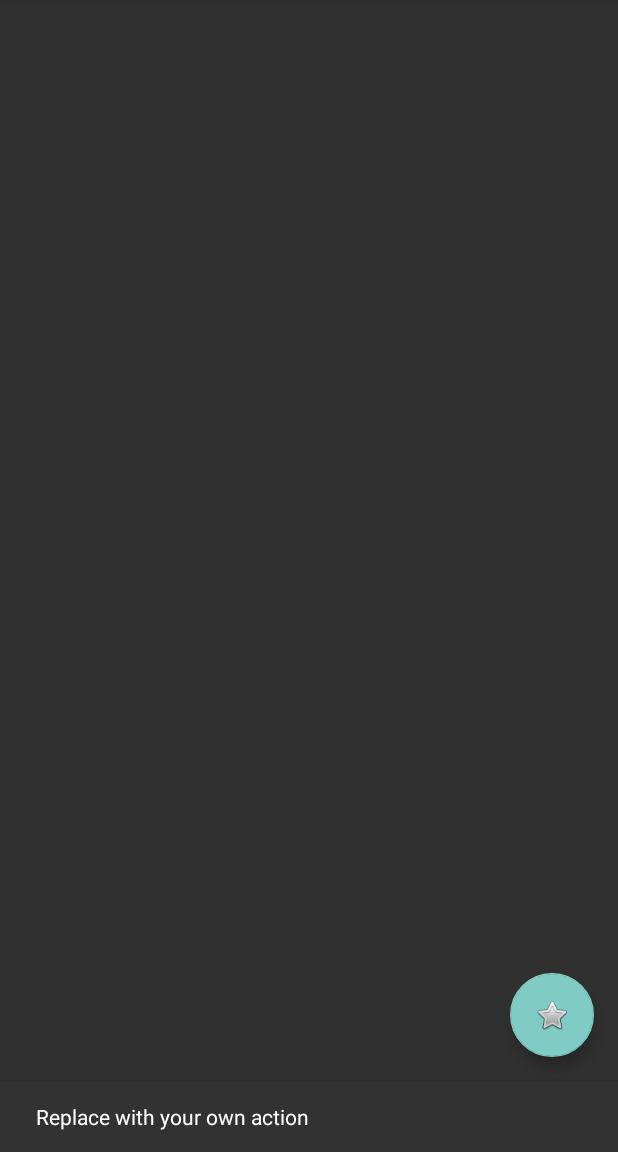
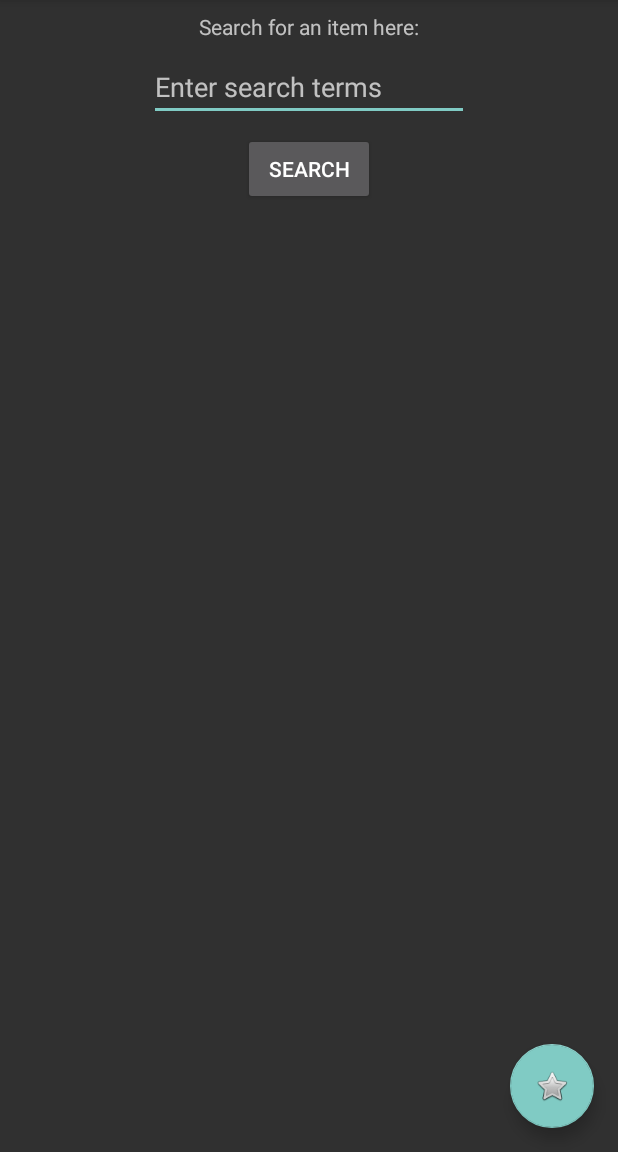
Before and after one commit to Hedge77/GroupProjectApp, an Android app: the Main2Activity screen opened directly, with no data from a screen before it, after a tap on an icon or button, on a phone screen of 412 x 824 dp, the part 84-1236 px from its top. Run offline under Robolectric (Android 15) with nearby library versions, the phone set to English and light mode, and no system bars; 1 other tap on this screen came first.

Commit message:
search frag to main2activity content

```diff
--- a/app/src/main/java/group7/tcss450/uw/edu/groupprojectapp/Main2Activity.java
+++ b/app/src/main/java/group7/tcss450/uw/edu/groupprojectapp/Main2Activity.java
@@ -68,6 +68,13 @@
 
         NavigationView navigationView = (NavigationView) findViewById(R.id.nav_view);
         navigationView.setNavigationItemSelectedListener(this);
+
+        if(savedInstanceState == null) {
+           if (findViewById(R.id.main_container) != null) {
+                getSupportFragmentManager().beginTransaction()
+                  .add(R.id.main_container, new SearchFragment()).commit();
+            }
+        }
     }
 
     @Override
--- a/app/src/main/res/layout/content_main2.xml
+++ b/app/src/main/res/layout/content_main2.xml
@@ -1,11 +1,12 @@
 <?xml version="1.0" encoding="utf-8"?>
-<android.support.constraint.ConstraintLayout xmlns:android="http://schemas.android.com/apk/res/android"
+<FrameLayout xmlns:android="http://schemas.android.com/apk/res/android"
     xmlns:app="http://schemas.android.com/apk/res-auto"
     xmlns:tools="http://schemas.android.com/tools"
+    android:id="@+id/main_container"
     android:layout_width="match_parent"
     android:layout_height="match_parent"
     app:layout_behavior="@string/appbar_scrolling_view_behavior"
     tools:context="group7.tcss450.uw.edu.groupprojectapp.Main2Activity"
     tools:showIn="@layout/app_bar_main2">
 
-</android.support.constraint.ConstraintLayout>
+</FrameLayout>
--- a/app/src/main/res/menu/activity_main2_drawer.xml
+++ b/app/src/main/res/menu/activity_main2_drawer.xml
@@ -5,7 +5,7 @@
         <item
             android:id="@+id/nav_camera"
             android:icon="@drawable/ic_menu_camera"
-            android:title="Import" />
+            android:title="Saved History" />
         <item
             android:id="@+id/nav_gallery"
             android:icon="@drawable/ic_menu_gallery"
```
Also changed, not shown: app/src/main/java/group7/tcss450/uw/edu/groupprojectapp/HistoryFragment.java (added, +72 -0 lines), app/src/main/res/layout/fragment_history.xml (added, +13 -0 lines).
